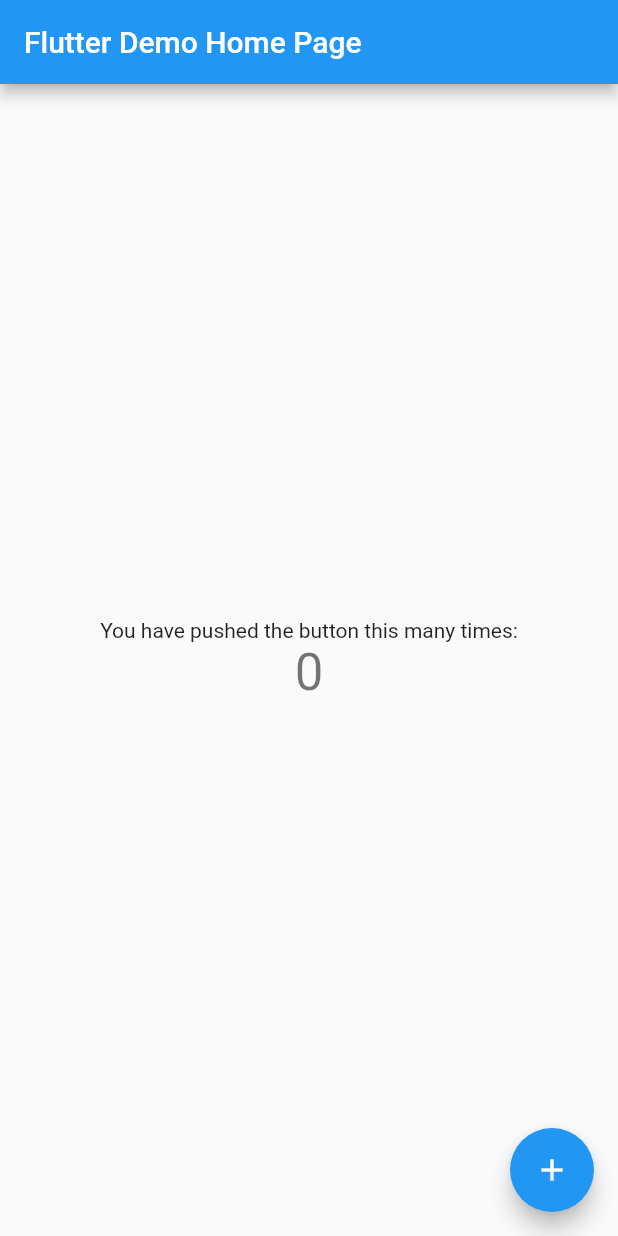
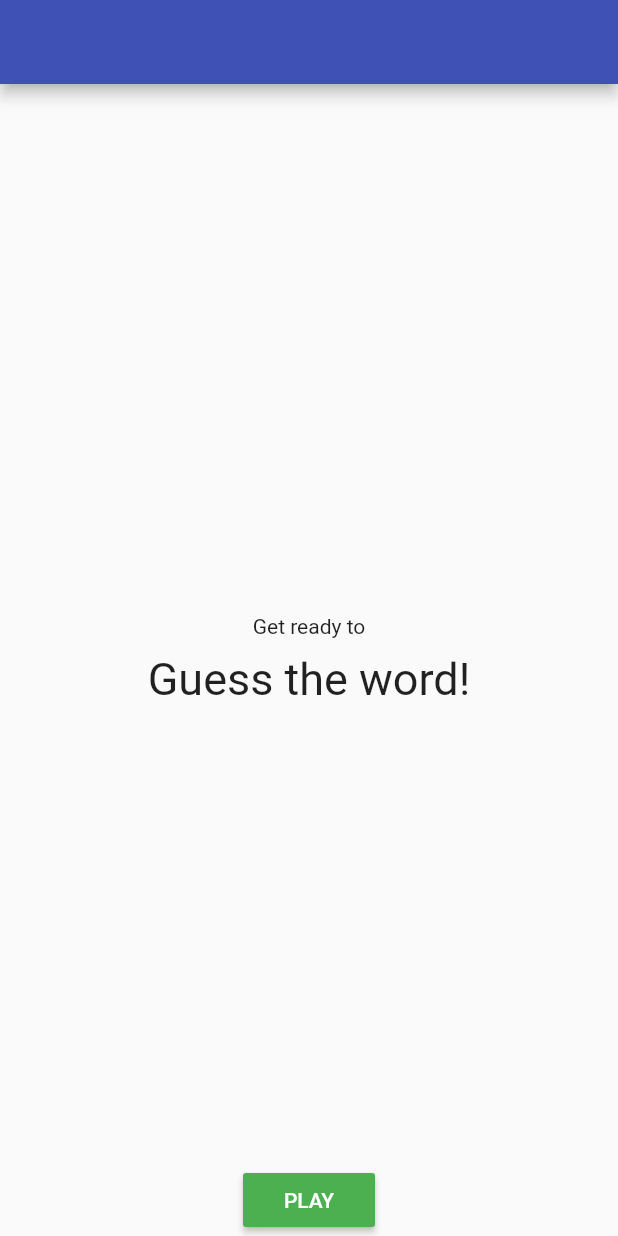
Before and after one commit to alfonso46674/DM_T3, a Flutter app: the screen it shows after launch, on a phone screen of 412 x 824 dp. Run offline on Flutter 3.47's test engine with Material 2 defaults, Android fonts, the phone set to English and light mode, and no system bars; our stand-ins replace bloc, equatable, flutter_bloc.

Commit message:
Feat: Add main functionality to front.dart file

```diff
--- a/lib/bloc/front_bloc.dart
+++ b/lib/bloc/front_bloc.dart
@@ -11,7 +11,7 @@ class FrontBloc extends Bloc<FrontEvent, FrontState> {
   FrontBloc() : super(FrontInitial());
 
   List<String> list1 = ["Perro", "Gato"];
-  List<String> list2 = ["Perro", "Gato"];
+  List<String> list2 = ["Perros", "Gato"];
   int count = 0;
   int listSize = 0;
   int index = 0;
@@ -21,15 +21,18 @@ class FrontBloc extends Bloc<FrontEvent, FrontState> {
     FrontEvent event,
   ) async* {
     if (event is StartEvent) {
-      int listSize = list1.length;
+      listSize = list1.length;
+      index = 0;
       count = 0;
       yield JuegoInicialState(
           palabra: list1[index], titulo: "The word is...", contador: count);
     } else if (event is SkipEvent) {
+      if (list1[index] != list2[index]) count++;
       index++;
+
+      // verificar que el indice no se sobrepase el tamaño de la lista y que se pueda seguir jugando
       if (index < listSize) {
-        // verificar que el indice no se sobrepase el tamaño de la lista y que se pueda seguir jugando
-        yield JuegoNextState(
+        yield JuegoInicialState(
             palabra: list1[index], titulo: "The word is...", contador: count);
       } else {
         yield JuegoEndState(titulo: "Your scored", contador: count);
@@ -37,15 +40,16 @@ class FrontBloc extends Bloc<FrontEvent, FrontState> {
     } else if (event is GotEvent) {
       if (list1[index] == list2[index]) count++;
       index++;
+
+      // verificar que el indice no se sobrepase el tamaño de la lista y que se pueda seguir jugando
       if (index < listSize) {
-        // verificar que el indice no se sobrepase el tamaño de la lista y que se pueda seguir jugando
-        yield JuegoNextState(
+        yield JuegoInicialState(
             palabra: list1[index], titulo: "The word is...", contador: count);
       } else {
         yield JuegoEndState(titulo: "Your scored", contador: count);
       }
-      yield JuegoNextState(
-          palabra: list1[index], titulo: "The word is...", contador: count);
+      // yield JuegoNextState(
+      //     palabra: list1[index], titulo: "The word is...", contador: count);
     } else if (event is EndEvent) {
       count = 0;
       yield JuegoEndState(titulo: "Your scored", contador: count);
--- /dev/null
+++ b/lib/front.dart
@@ -0,0 +1,155 @@
+import 'package:flutter/material.dart';
+import 'package:flutter_bloc/flutter_bloc.dart';
+
+import 'bloc/front_bloc.dart';
+
+class Front extends StatefulWidget {
+  Front({Key key}) : super(key: key);
+
+  @override
+  _FrontState createState() => _FrontState();
+}
+
+class _FrontState extends State<Front> {
+  @override
+  Widget build(BuildContext context) {
+    return Scaffold(
+      appBar: AppBar(),
+      body: BlocProvider(
+        create: (context) => FrontBloc(),
+        child: BlocConsumer<FrontBloc, FrontState>(
+          listener: (context, state) {
+            // TODO: implement listener
+          },
+          builder: (context, state) {
+            if (state is JuegoInicialState) {
+              return Container(
+                child: Center(
+                  child: Column(
+                    mainAxisSize: MainAxisSize.min,
+                    children: [
+                      Expanded(
+                        flex: 2,
+                        child: Column(
+                          children: [
+                            Text(state.titulo),
+                            SizedBox(height: 10.0),
+                            Text(
+                              state.palabra,
+                              style: TextStyle(fontSize: 30),
+                            ),
+                          ],
+                        ),
+                      ),
+                      Expanded(
+                        flex: 1,
+                        child: Column(
+                          children: [
+                            Text(state.contador.toString()),
+                            Row(
+                              children: [
+                                MaterialButton(
+                                    child: Text("SKIP"),
+                                    color: Colors.green,
+                                    onPressed: () {
+                                      BlocProvider.of<FrontBloc>(context)
+                                          .add(SkipEvent());
+                                    }),
+                                MaterialButton(
+                                    child: Text("GOT IT"),
+                                    color: Colors.green,
+                                    onPressed: () {
+                                      BlocProvider.of<FrontBloc>(context)
+                                          .add(GotEvent());
+                                    }),
+                                MaterialButton(
+                                    child: Text("END GAME"),
+                                    color: Colors.green,
+                                    onPressed: () {
+                                      BlocProvider.of<FrontBloc>(context)
+                                          .add(EndEvent());
+                                    }),
+                              ],
+                            ),
+                          ],
+                        ),
+                      ),
+                    ],
+                  ),
+                ),
+              );
+            } else if (state is JuegoEndState) {
+              return Container(
+                child: Center(
+                  child: Column(
+                    mainAxisSize: MainAxisSize.min,
+                    children: [
+                      Expanded(
+                        flex: 2,
+                        child: Column(
+                          children: [
+                            Text(state.titulo),
+                            SizedBox(height: 10.0),
+                            Text(
+                              state.contador.toString(),
+                              style: TextStyle(fontSize: 30),
+                            ),
+                          ],
+                        ),
+                      ),
+                      Expanded(
+                        flex: 10,
+                        child: MaterialButton(
+                            child: Text("PLAY AGAIN"),
+                            color: Colors.green,
+                            onPressed: () {
+                              BlocProvider.of<FrontBloc>(context)
+                                  .add(StartEvent());
+                            }),
+                      ),
+                    ],
+                  ),
+                ),
+              );
+            } else
+              return Container(
+                child: Stack(
+                  children: [
+                    Align(
+                      alignment: Alignment.center,
+                      child: Column(
+                        mainAxisAlignment: MainAxisAlignment.center,
+                        children: [
+                          Text("Get ready to"),
+                          SizedBox(height: 10.0),
+                          Text(
+                            "Guess the word!",
+                            style: TextStyle(fontSize: 30),
+                          ),
+                        ],
+                      ),
+                    ),
+                    Align(
+                      alignment: Alignment.bottomCenter,
+                      child: MaterialButton(
+                        child: Text(
+                          "PLAY",
+                          style: TextStyle(
+                            color: Colors.white,
+                          ),
+                        ),
+                        color: Colors.green,
+                        onPressed: () {
+                          BlocProvider.of<FrontBloc>(context).add(StartEvent());
+                        },
+                      ),
+                    ),
+                  ],
+                ),
+              );
+          },
+        ),
+      ),
+    );
+  }
+}
--- a/lib/main.dart
+++ b/lib/main.dart
@@ -1,113 +1,16 @@
 import 'package:flutter/material.dart';
 
-void main() {
-  runApp(MyApp());
-}
+import 'front.dart';
+
+void main() => runApp(MyApp());
 
 class MyApp extends StatelessWidget {
-  // This widget is the root of your application.
   @override
   Widget build(BuildContext context) {
     return MaterialApp(
-      title: 'Flutter Demo',
-      theme: ThemeData(
-        // This is the theme of your application.
-        //
-        // Try running your application with "flutter run". You'll see the
-        // application has a blue toolbar. Then, without quitting the app, try
-        // changing the primarySwatch below to Colors.green and then invoke
-        // "hot reload" (press "r" in the console where you ran "flutter run",
-        // or simply save your changes to "hot reload" in a Flutter IDE).
-        // Notice that the counter didn't reset back to zero; the application
-        // is not restarted.
-        primarySwatch: Colors.blue,
-      ),
-      home: MyHomePage(title: 'Flutter Demo Home Page'),
+      title: 'Material App',
+      home: Front(),
+      theme:(ThemeData(primaryColor: Colors.indigo)),
     );
   }
 }
-
-class MyHomePage extends StatefulWidget {
-  MyHomePage({Key key, this.title}) : super(key: key);
-
-  // This widget is the home page of your application. It is stateful, meaning
-  // that it has a State object (defined below) that contains fields that affect
-  // how it looks.
-
-  // This class is the configuration for the state. It holds the values (in this
-  // case the title) provided by the parent (in this case the App widget) and
-  // used by the build method of the State. Fields in a Widget subclass are
-  // always marked "final".
-
-  final String title;
-
-  @override
-  _MyHomePageState createState() => _MyHomePageState();
-}
-
-class _MyHomePageState extends State<MyHomePage> {
-  int _counter = 0;
-
-  void _incrementCounter() {
-    setState(() {
-      // This call to setState tells the Flutter framework that something has
-      // changed in this State, which causes it to rerun the build method below
-      // so that the display can reflect the updated values. If we changed
-      // _counter without calling setState(), then the build method would not be
-      // called again, and so nothing would appear to happen.
-      _counter++;
-    });
-  }
-
-  @override
-  Widget build(BuildContext context) {
-    // This method is rerun every time setState is called, for instance as done
-    // by the _incrementCounter method above.
-    //
-    // The Flutter framework has been optimized to make rerunning build methods
-    // fast, so that you can just rebuild anything that needs updating rather
-    // than having to individually change instances of widgets.
-    return Scaffold(
-      appBar: AppBar(
-        // Here we take the value from the MyHomePage object that was created by
-        // the App.build method, and use it to set our appbar title.
-        title: Text(widget.title),
-      ),
-      body: Center(
-        // Center is a layout widget. It takes a single child and positions it
-        // in the middle of the parent.
-        child: Column(
-          // Column is also a layout widget. It takes a list of children and
-          // arranges them vertically. By default, it sizes itself to fit its
-          // children horizontally, and tries to be as tall as its parent.
-          //
-          // Invoke "debug painting" (press "p" in the console, choose the
-          // "Toggle Debug Paint" action from the Flutter Inspector in Android
-          // Studio, or the "Toggle Debug Paint" command in Visual Studio Code)
-          // to see the wireframe for each widget.
-          //
-          // Column has various properties to control how it sizes itself and
-          // how it positions its children. Here we use mainAxisAlignment to
-          // center the children vertically; the main axis here is the vertical
-          // axis because Columns are vertical (the cross axis would be
-          // horizontal).
-          mainAxisAlignment: MainAxisAlignment.center,
-          children: <Widget>[
-            Text(
-              'You have pushed the button this many times:',
-            ),
-            Text(
-              '$_counter',
-              style: Theme.of(context).textTheme.headline4,
-            ),
-          ],
-        ),
-      ),
-      floatingActionButton: FloatingActionButton(
-        onPressed: _incrementCounter,
-        tooltip: 'Increment',
-        child: Icon(Icons.add),
-      ), // This trailing comma makes auto-formatting nicer for build methods.
-    );
-  }
-}
```
